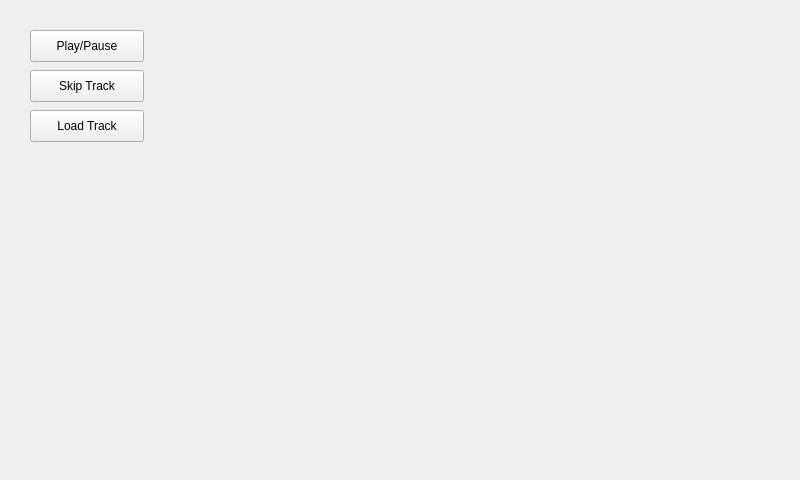
First picture: the form in src/musicplayer.ui, repository lettergram/emomusic, before the edit.
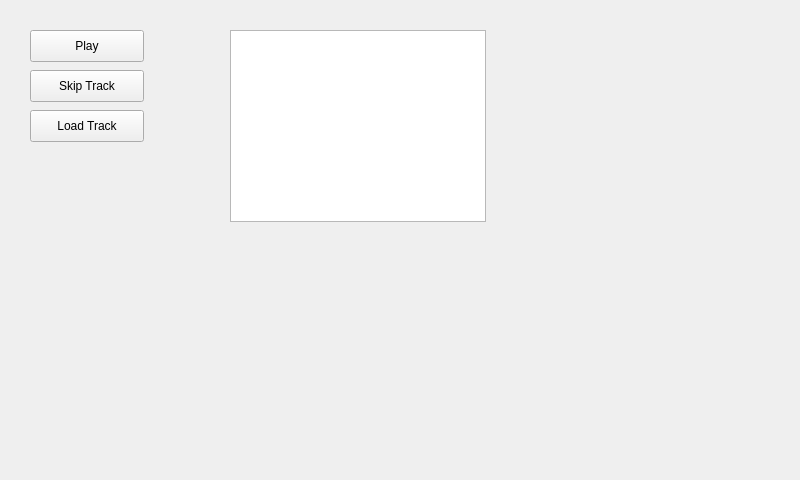
Second picture: the form after the edit.

Commit message: added pause, skip

Diff of the .ui file:
```diff
--- a/src/musicplayer.ui
+++ b/src/musicplayer.ui
@@ -24,7 +24,7 @@
      </rect>
     </property>
     <property name="text">
-     <string>Play/Pause</string>
+     <string>Play</string>
     </property>
    </widget>
    <widget class="QPushButton" name="skipButton">
@@ -53,6 +53,16 @@
      <string>Load Track</string>
     </property>
    </widget>
+   <widget class="QListWidget" name="listWidget">
+    <property name="geometry">
+     <rect>
+      <x>230</x>
+      <y>30</y>
+      <width>256</width>
+      <height>192</height>
+     </rect>
+    </property>
+   </widget>
   </widget>
  </widget>
  <layoutdefault spacing="6" margin="11"/>
```
The commit also changes 14 other files.
